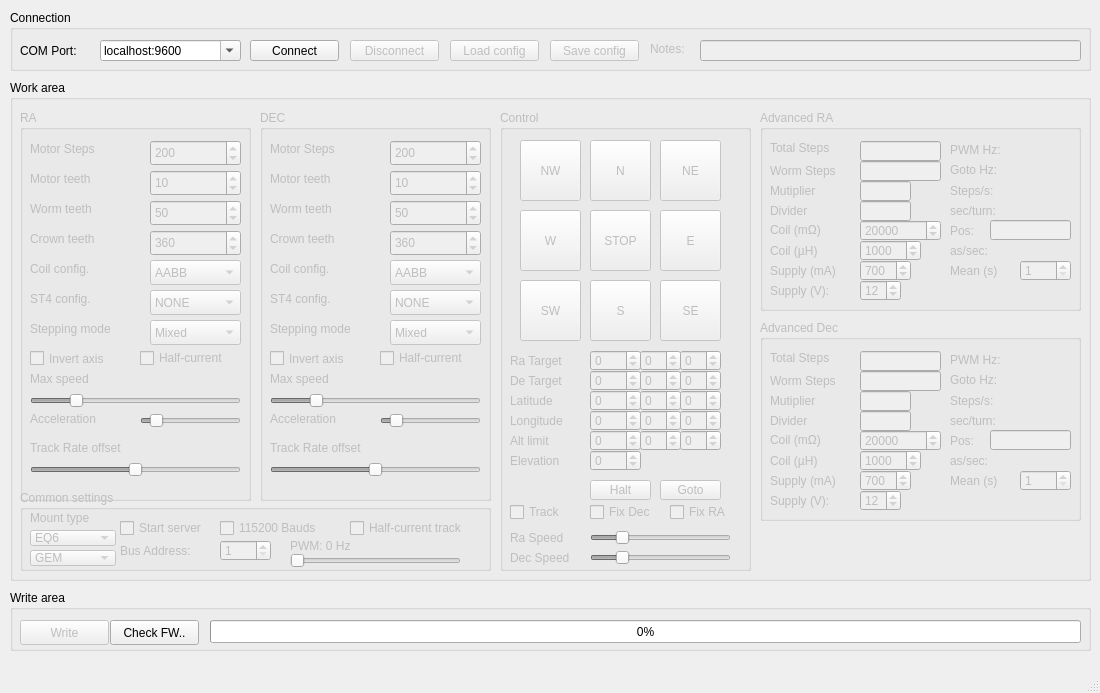
First picture: the form in mainwindow.ui, repository ahp-electronics/gt-configurator, before the edit.
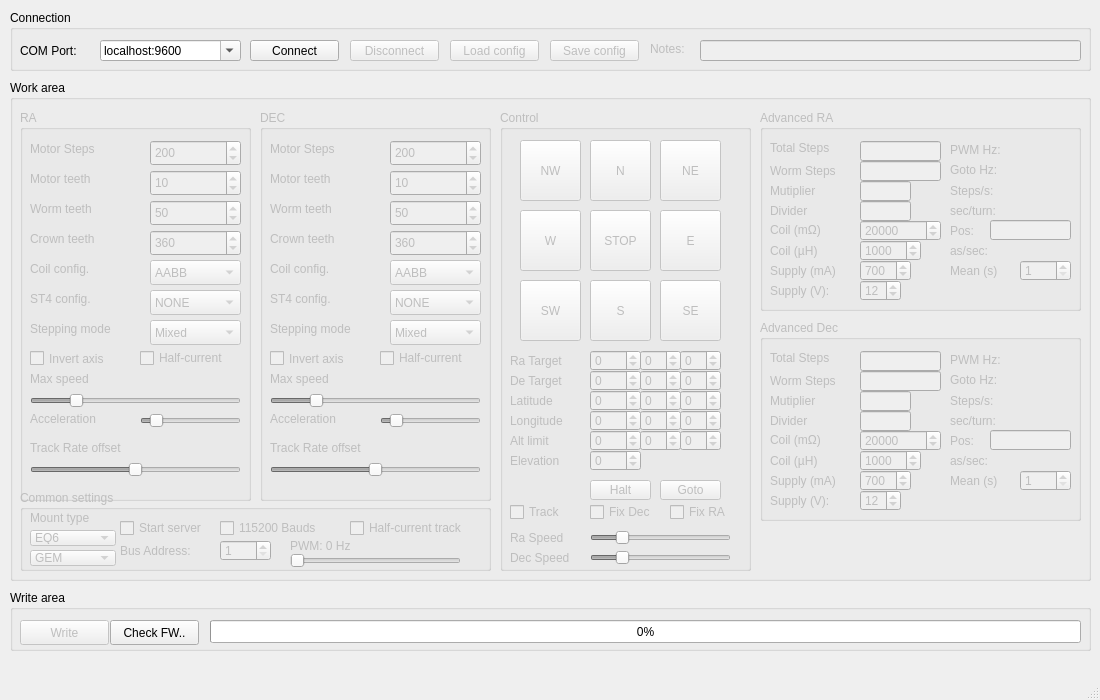
Second picture: the form after the edit.

Commit message: Set window height to 700px

```diff
--- a/mainwindow.ui
+++ b/mainwindow.ui
@@ -7,7 +7,7 @@
     <x>0</x>
     <y>0</y>
     <width>1100</width>
-    <height>693</height>
+    <height>700</height>
    </rect>
   </property>
   <widget class="QWidget" name="centralwidget">
```
The commit also changes 1 other file.
